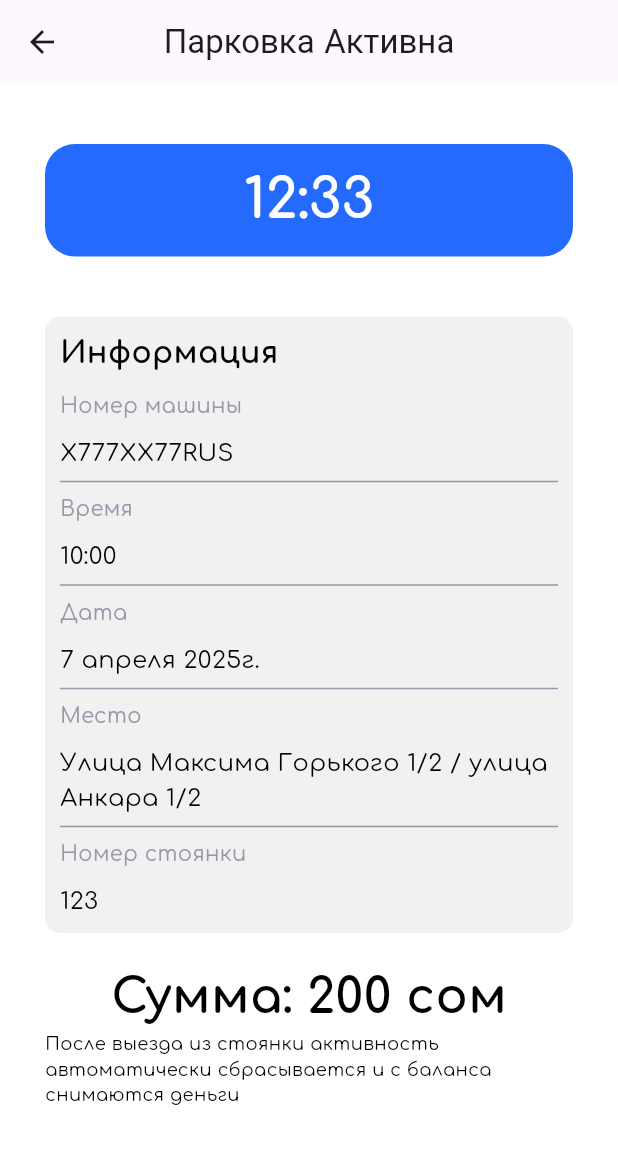
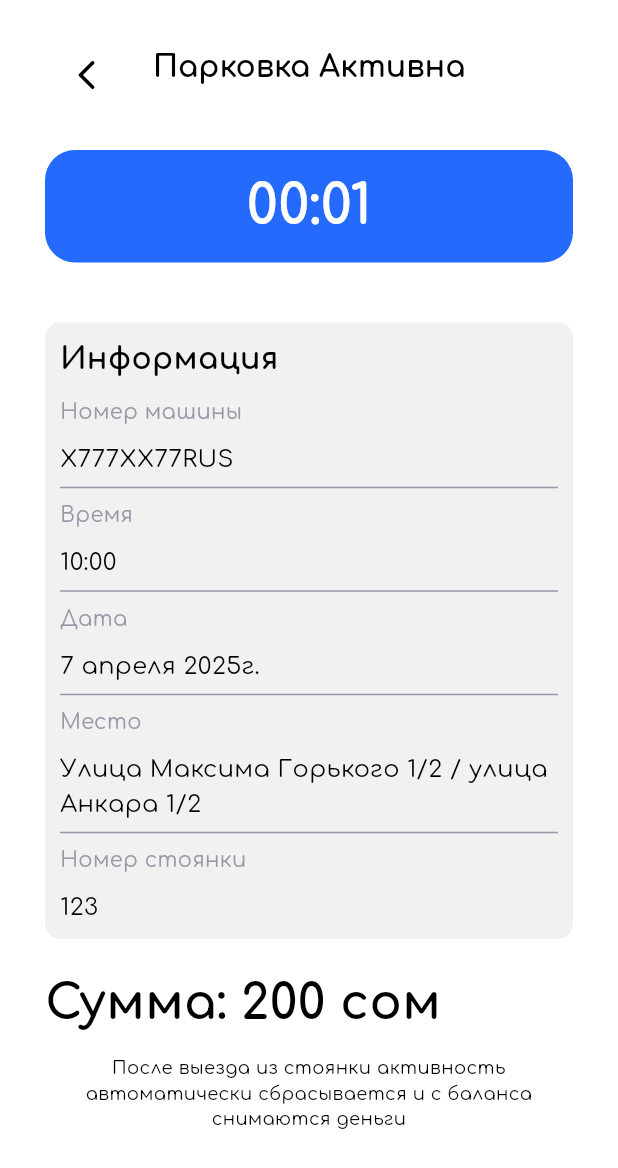
Before and after one commit to Aitaly213/toktot_app, a Flutter app: the ParkingActiveScreen screen opened by its route, on a phone screen of 412 x 824 dp. Shown: the top 1168 px of the screen. Run offline on Flutter 3.47's test engine with Material 3 defaults, Android fonts, the phone set to English and light mode, and no system bars; our stand-ins replace bloc, equatable, flutter_bloc, flutter_dotenv, flutter_local_notifications, flutter_svg and 7 more; missing offline and left inert: flutter_polyline_points.

Commit message:
Parking active screen

```diff
--- a/lib/ui/screens/home/cubit/maps_state.dart
+++ b/lib/ui/screens/home/cubit/maps_state.dart
@@ -1,22 +1,19 @@
 part of 'maps_cubit.dart';
 
-sealed class MapsState extends Equatable {
-  const MapsState();
-}
-
- class MapsInitial extends MapsState {
-  final Map<PolylineId, Polyline> polylines;
-
-  const MapsInitial({this.polylines = const {}});
-
-  @override
-  List<Object> get props => [polylines];
-}
-
-class MapsUpdated extends MapsState {
+class MapsState extends Equatable {
  final Map<PolylineId, Polyline> polylines;
 
- const MapsUpdated({this.polylines = const {}});
+ const MapsState({
+  this.polylines = const {},
+ });
+
+ MapsState copyWith({
+  Map<PolylineId, Polyline>? polylines,
+ }) {
+  return MapsState(
+   polylines: polylines ?? this.polylines,
+  );
+ }
 
  @override
  List<Object> get props => [polylines];
--- a/lib/ui/screens/parking_active/cubit/parking_cubit.dart
+++ b/lib/ui/screens/parking_active/cubit/parking_cubit.dart
@@ -1,13 +1,84 @@
 import 'dart:async';
 
 import 'package:bloc/bloc.dart';
-import 'package:meta/meta.dart';
+import 'package:flutter_local_notifications/flutter_local_notifications.dart';
+import 'package:toktot_app/main.dart';
 
 part 'parking_state.dart';
 
 class ParkingCubit extends Cubit<ParkingState> {
   ParkingCubit() : super(ParkingInitial());
 
+  Timer? _timer;
+  DateTime? _startTime;
 
-  String time = "12:33";
+  String get time {
+    if (_startTime == null) return "00:00";
+    final diff = DateTime.now().difference(_startTime!);
+    return _formatDuration(diff);
+  }
+
+  void startClock() {
+    _startTime = DateTime.now();
+    _timer?.cancel();
+    emit(ParkingTicking(time: time));
+
+    _timer = Timer.periodic(const Duration(seconds: 1), (_) {
+      emit(ParkingTicking(time: time));
+    });
+
+    Future.delayed(const Duration(seconds: 30), () {
+      stopClockAndNotify();
+    });
+  }
+
+  void stopClockAndNotify() async {
+    _timer?.cancel();
+    emit(ParkingFinished(time: time));
+    await showLocalNotification(
+      title: "Парковка завершена",
+      body: "Общее время: $time",
+    );
+  }
+
+  String _formatDuration(Duration d) {
+    final hours = d.inHours;
+    final minutes = d.inMinutes % 60;
+    final seconds = d.inSeconds % 60;
+
+    String twoDigits(int n) => n.toString().padLeft(2, '0');
+    return hours > 0
+        ? "${twoDigits(hours)}:${twoDigits(minutes)}:${twoDigits(seconds)}"
+        : "${twoDigits(minutes)}:${twoDigits(seconds)}";
+  }
+
+  Future<void> showLocalNotification({
+    required String title,
+    required String body,
+  }) async {
+    const AndroidNotificationDetails androidDetails =
+        AndroidNotificationDetails(
+      'parking_channel',
+      'Парковочные уведомления',
+      channelDescription: 'Уведомления при завершении парковки',
+      importance: Importance.max,
+      priority: Priority.high,
+    );
+
+    const NotificationDetails platformDetails =
+        NotificationDetails(android: androidDetails);
+
+    await flutterLocalNotificationsPlugin.show(
+      0,
+      title,
+      body,
+      platformDetails,
+    );
+  }
+
+  @override
+  Future<void> close() {
+    _timer?.cancel();
+    return super.close();
+  }
 }
--- a/lib/ui/screens/parking_active/cubit/parking_state.dart
+++ b/lib/ui/screens/parking_active/cubit/parking_state.dart
@@ -1,6 +1,17 @@
 part of 'parking_cubit.dart';
 
-@immutable
-sealed class ParkingState {}
+abstract class ParkingState {}
 
-final class ParkingInitial extends ParkingState {}
+class ParkingInitial extends ParkingState {}
+
+class ParkingTicking extends ParkingState {
+  final String time;
+
+  ParkingTicking({required this.time});
+}
+
+class ParkingFinished extends ParkingState {
+  final String time;
+
+  ParkingFinished({required this.time});
+}
--- a/lib/ui/screens/parking_active/parking_active_screen.dart
+++ b/lib/ui/screens/parking_active/parking_active_screen.dart
@@ -9,17 +9,42 @@ class ParkingActiveScreen extends StatelessWidget {
 
   @override
   Widget build(BuildContext context) {
-    final cubit = ParkingCubit();
 
 
     return Scaffold(
-      appBar: AppBar(
-        title: Text("Парковка Активна"),
+      appBar: PreferredSize(
+        preferredSize: Size.fromHeight(60),
+        child: SafeArea(
+          child: Padding(
+            padding: const EdgeInsets.only(left: 30,right: 30,top: 30),
+            child: AppBar(
+              backgroundColor: Colors.white,
+              title: Text("Парковка Активна",style: GoogleFonts.comfortaa(
+                  fontSize: 20,
+                  fontWeight: FontWeight.bold,
+                  color: Colors.black),),
+              leading: IconButton(onPressed:() {
+                Navigator.pop(context);
+              }, icon: Icon(Icons.arrow_back_ios_rounded,color: Colors.black,),),
               centerTitle: true,
             ),
-      body: BlocBuilder<ParkingCubit, ParkingState>(
-          bloc: cubit,
+          ),
+        ),
+      ),
+      body: SafeArea(
+        child: BlocBuilder<ParkingCubit, ParkingState>(
             builder: (context, state) {
+              String time = '00:00';
+
+              if (state is ParkingTicking) {
+                time = state.time;
+              } else if (state is ParkingFinished) {
+                time = state.time;
+              }
+
+
+
+
               return Column(
                 children: [
                   Padding(
@@ -34,7 +59,7 @@ class ParkingActiveScreen extends StatelessWidget {
                         padding: const EdgeInsets.symmetric(vertical: 12),
                         child: Center(
                           child: Text(
-                          cubit.time,
+                            time,
                             style: GoogleFonts.comfortaa(
                                 fontSize: 36,
                                 fontWeight: FontWeight.bold,
@@ -78,31 +103,43 @@ class ParkingActiveScreen extends StatelessWidget {
                       ),
                     ),
                   ),
-                Padding(
-                  padding: const EdgeInsets.symmetric(horizontal: 30,vertical: 20),
+                  Align(
+                    alignment: Alignment.bottomCenter,
+                    child: Padding(
+                      padding: const EdgeInsets.symmetric(horizontal: 30, vertical: 20),
                       child: Column(
+                        mainAxisSize: MainAxisSize.min, // 🔑 чтобы обернуть контент по высоте
+                        crossAxisAlignment: CrossAxisAlignment.center,
                         children: [
-                      Text(
+                          Align(
+                            alignment: Alignment.topLeft,
+                            child: Text(
                               "Сумма: 200 сом",
                               style: GoogleFonts.comfortaa(
                                 fontSize: 32,
                                 fontWeight: FontWeight.bold,
-                            color: Colors.black),
+                                color: Colors.black,
                               ),
-                      Spacer(),
+                            ),
+                          ),
+                          const SizedBox(height: 12),
                           Text(
                             "После выезда из стоянки активность автоматически сбрасывается и с баланса снимаются деньги",
                             style: GoogleFonts.comfortaa(
                               fontSize: 12,
-                            color: Colors.black),
+                              color: Colors.black,
+                            ),
+                            textAlign: TextAlign.center,
+                          ),
+                        ],
+                      ),
+                    ),
                   ),
 
                 ],
-                  ),
-                ),
-              ],
               );
             }),
+      ),
     );
   }
 
--- a/pubspec.yaml
+++ b/pubspec.yaml
@@ -49,6 +49,7 @@ dependencies:
   freezed_annotation: ^3.0.0
   json_annotation: ^4.9.0
   flutter_dotenv: ^5.2.1
+  flutter_local_notifications: ^19.1.0
 
 dev_dependencies:
   flutter_test:
```
Also changed, not shown: lib/main.dart (+28 -12 lines), lib/ui/screens/home/cubit/maps_cubit.dart (+32 -27 lines), lib/ui/screens/home/home_screen.dart (+51 -18 lines), lib/ui/screens/home/map_full_screen_page.dart (deleted, +0 -139 lines), lib/ui/widgets/expandable_map.dart (+31 -40 lines), lib/ui/widgets/park_active_item.dart (+9 -11 lines), pubspec.lock, 5 other files. Lines whose indentation alone changed are shown as unchanged.
